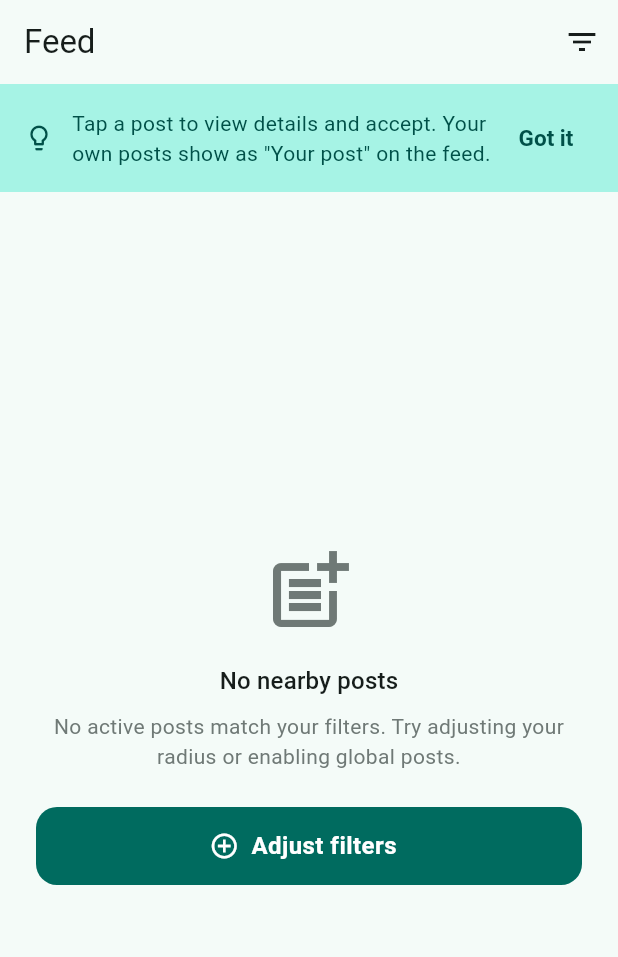
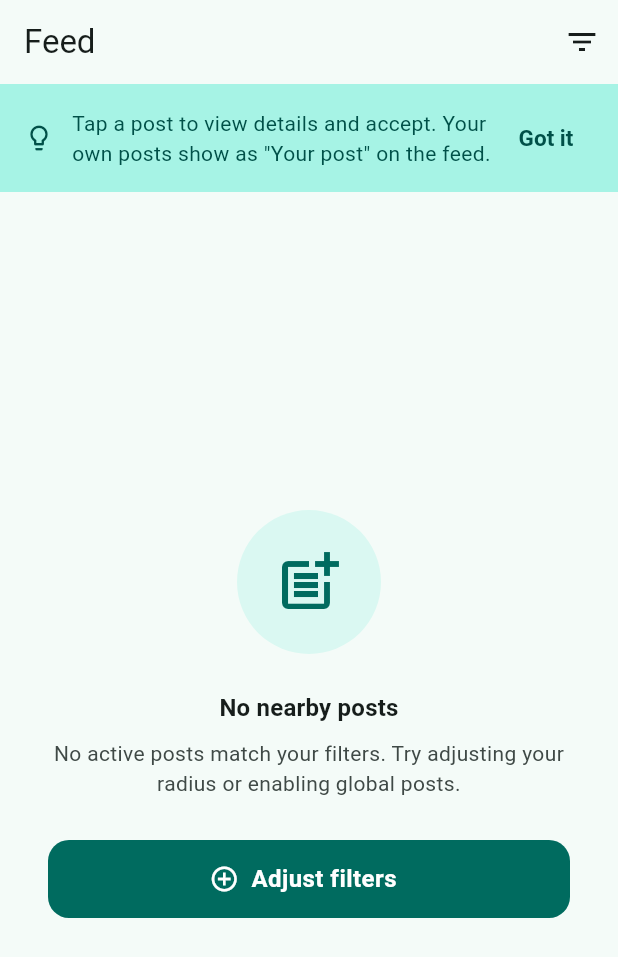
Before and after one commit to HamnaNimra/MicroHelp, a Flutter app: the FeedScreen screen opened directly, on a phone screen of 412 x 824 dp. Shown: the top 957 px of the screen. Run offline on Flutter 3.47's test engine with Material 3 defaults, Android fonts, the phone set to English and light mode, and no system bars; our stand-ins replace cloud_firestore, firebase_analytics, firebase_auth, firebase_core, firebase_crashlytics, firebase_messaging and 7 more; accounts and stored records are empty.

Commit message:
Enhance EmptyStateView with improved layout and theming
- Updated padding and icon size for better visual balance.
- Introduced a circular background for the icon using the primaryContainer color with adjusted alpha for a subtle effect.
- Enhanced text styling for title and subtitle to improve readability and visual hierarchy.
- Adjusted spacing for primary action button to create a more consistent layout.

```diff
--- a/lib/widgets/empty_state_view.dart
+++ b/lib/widgets/empty_state_view.dart
@@ -22,18 +22,30 @@ class EmptyStateView extends StatelessWidget {
 
   @override
   Widget build(BuildContext context) {
+    final cs = Theme.of(context).colorScheme;
+
     return Center(
       child: Padding(
-        padding: const EdgeInsets.all(24),
+        padding: const EdgeInsets.all(32),
         child: Column(
           mainAxisSize: MainAxisSize.min,
           children: [
-            Icon(icon, size: 64, color: Theme.of(context).colorScheme.outline),
-            const SizedBox(height: 16),
+            Container(
+              width: 96,
+              height: 96,
+              decoration: BoxDecoration(
+                shape: BoxShape.circle,
+                color: cs.primaryContainer.withAlpha(77),
+              ),
+              child: Icon(icon, size: 48, color: cs.primary),
+            ),
+            const SizedBox(height: 24),
             Text(
               title,
               textAlign: TextAlign.center,
-              style: Theme.of(context).textTheme.titleMedium,
+              style: Theme.of(context).textTheme.titleMedium?.copyWith(
+                    fontWeight: FontWeight.w600,
+                  ),
             ),
             if (subtitle != null) ...[
               const SizedBox(height: 8),
@@ -41,12 +53,12 @@ class EmptyStateView extends StatelessWidget {
                 subtitle!,
                 textAlign: TextAlign.center,
                 style: Theme.of(context).textTheme.bodyMedium?.copyWith(
-                      color: Theme.of(context).colorScheme.outline,
+                      color: cs.onSurfaceVariant,
                     ),
               ),
             ],
             if (primaryActionLabel != null && onPrimaryAction != null) ...[
-              const SizedBox(height: 24),
+              const SizedBox(height: 28),
               FilledButton.icon(
                 onPressed: onPrimaryAction,
                 icon: const Icon(Icons.add_circle_outline, size: 20),
```
